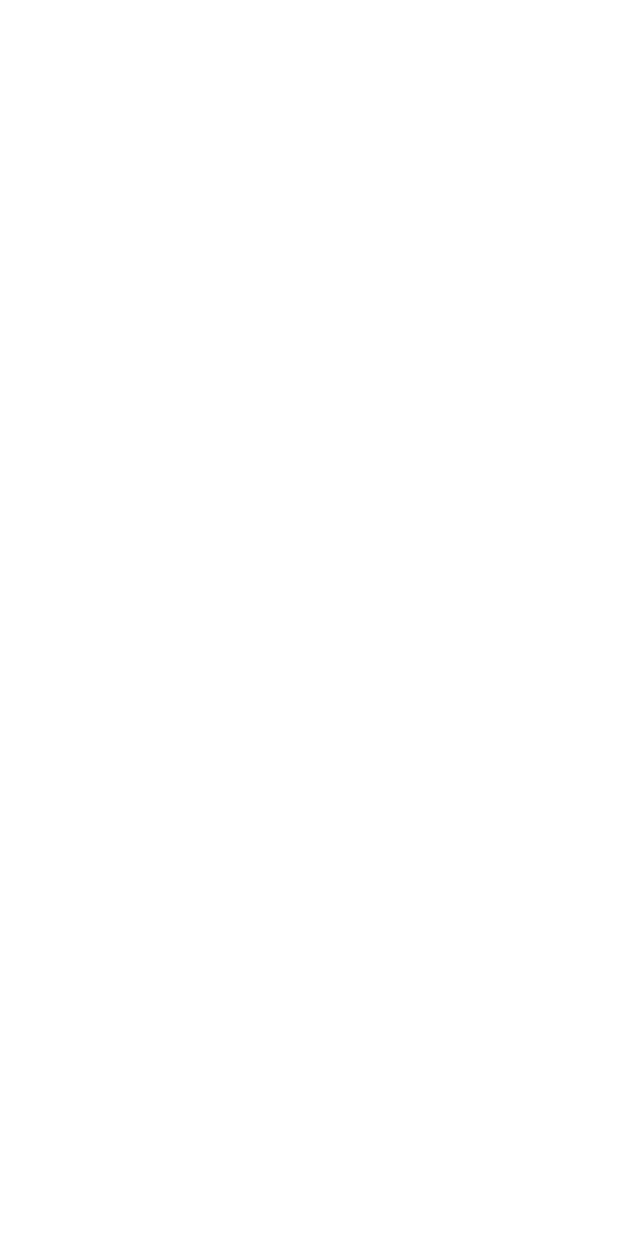
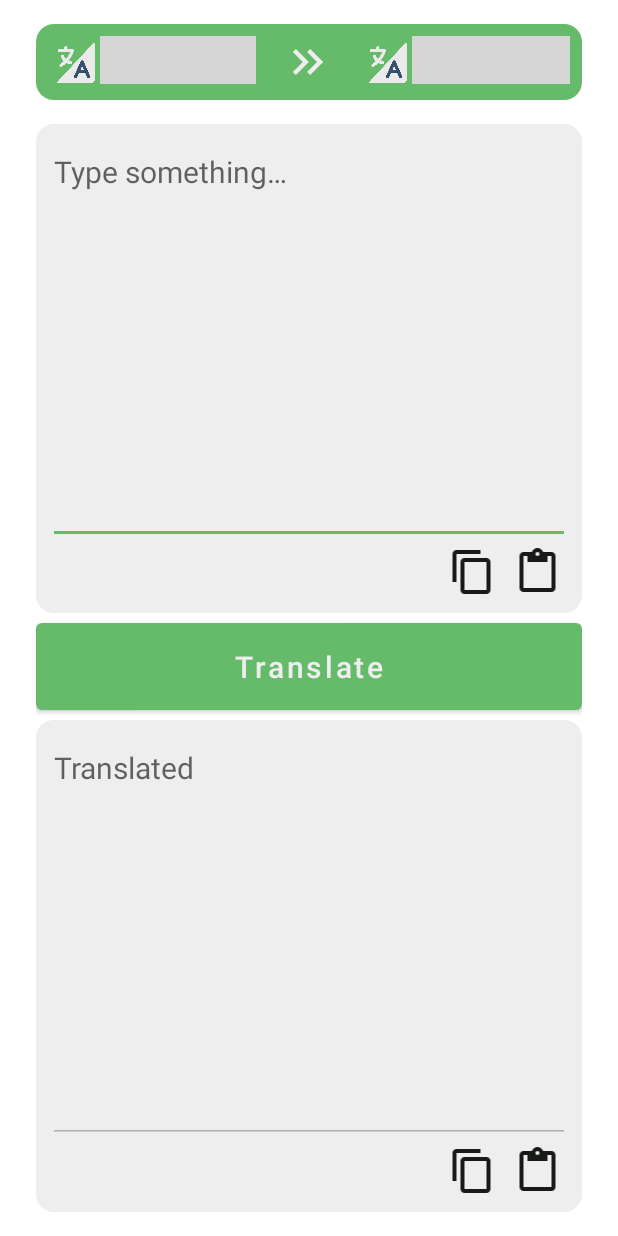
Before and after one commit to serhat-demir/translate, an Android app: the screen it shows after launch (MainActivity), on a phone screen of 412 x 824 dp. Before the commit the screen is empty. Run offline under Robolectric (Android 15) with nearby library versions, the phone set to English and light mode, and no system bars; our stand-ins replace Dagger/Hilt's generated code, data binding; plain views replace PowerSpinnerView; grey boxes are pictures that could not be loaded.

Commit message:
set up navigation component

```diff
--- a/app/src/main/res/layout/activity_main.xml
+++ b/app/src/main/res/layout/activity_main.xml
@@ -4,4 +4,19 @@
     xmlns:tools="http://schemas.android.com/tools"
     android:layout_width="match_parent"
     android:layout_height="match_parent"
-    tools:context=".MainActivity"/>
+    tools:context=".MainActivity">
+
+    <androidx.fragment.app.FragmentContainerView
+        android:id="@+id/fragmentContainerView"
+        android:name="androidx.navigation.fragment.NavHostFragment"
+        android:layout_width="0dp"
+        android:layout_height="0dp"
+        app:defaultNavHost="true"
+        app:layout_constraintBottom_toBottomOf="parent"
+        app:layout_constraintEnd_toEndOf="parent"
+        app:layout_constraintHorizontal_bias="0.5"
+        app:layout_constraintStart_toStartOf="parent"
+        app:layout_constraintTop_toTopOf="parent"
+        app:layout_constraintVertical_bias="0.5"
+        app:navGraph="@navigation/nav_main" />
+</androidx.constraintlayout.widget.ConstraintLayout>
--- /dev/null
+++ b/app/src/main/res/navigation/nav_main.xml
@@ -0,0 +1,22 @@
+<?xml version="1.0" encoding="utf-8"?>
+<navigation xmlns:android="http://schemas.android.com/apk/res/android"
+    xmlns:app="http://schemas.android.com/apk/res-auto"
+    xmlns:tools="http://schemas.android.com/tools"
+    android:id="@+id/nav_main"
+    app:startDestination="@id/translateFragment">
+
+    <fragment
+        android:id="@+id/introFragment"
+        android:name="com.serhatd.translate.ui.intro.IntroFragment"
+        android:label="IntroFragment"
+        tools:layout="@layout/fragment_intro" />
+    <fragment
+        android:id="@+id/translateFragment"
+        android:name="com.serhatd.translate.ui.translate.TranslateFragment"
+        android:label="TranslateFragment"
+        tools:layout="@layout/fragment_translate" >
+        <action
+            android:id="@+id/translateToIntro"
+            app:destination="@id/introFragment" />
+    </fragment>
+</navigation>
```
